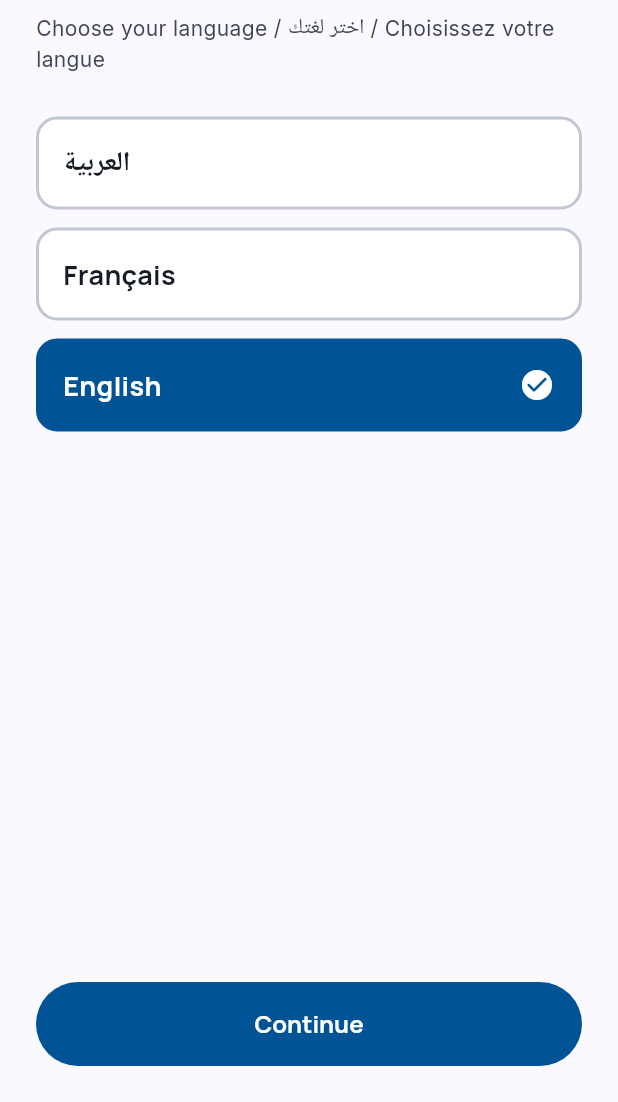
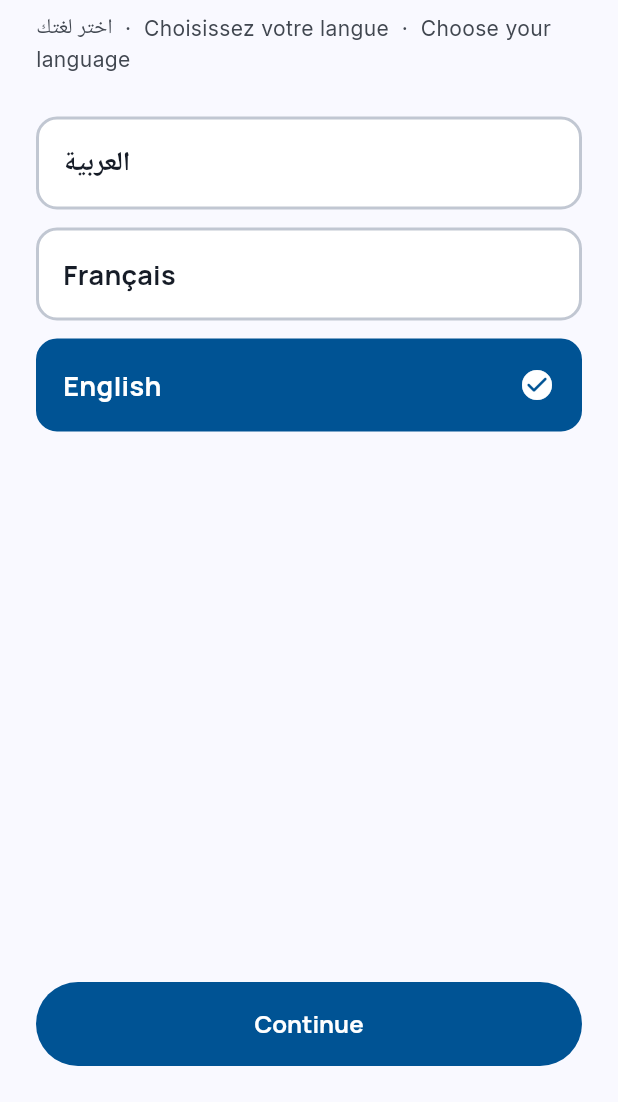
Before and after one commit to Nourzm/SafeWear, a Flutter app: the screen it shows after launch, after a tap on "Français", after a tap on "English", on a phone screen of 412 x 824 dp, the part 134-1236 px from its top. Run offline on Flutter 3.47's test engine with Material 3 defaults, Android fonts, the phone set to English and light mode, and no system bars; our stand-ins replace cloud_firestore, cloud_functions, connectivity_plus, firebase_core, firebase_storage, flutter_riverpod and 4 more; missing offline and left inert: record; accounts and stored records are empty.

Commit message:
Fix reported issues: overflows, localization, app icon, onboarding map
- Fix chip-row overflows in Alerts hub and Device hero (Wrap instead of Row)
- Real AR/FR/EN localization with instant RTL switch; selecting Arabic in
  onboarding now translates the whole flow, and a language switcher was
  added under Profile > Language
- Custom SafeWear launcher icon (shield + check) for Android and iOS,
  generated via flutter_launcher_icons with adaptive icon support
- Replace onboarding "map coming soon" placeholder with painted map preview

Co-Authored-By: Claude Fable 5 <noreply@anthropic.com>

```diff
--- a/lib/features/auth/onboarding_flow.dart
+++ b/lib/features/auth/onboarding_flow.dart
@@ -1,8 +1,10 @@
+import 'dart:math' as math;
 import 'package:flutter/material.dart';
 import 'package:flutter_riverpod/flutter_riverpod.dart';
 import 'package:go_router/go_router.dart';
 import 'package:google_fonts/google_fonts.dart';
 import '../../app/app_state.dart';
+import '../../app/i18n.dart';
 import '../../app/theme.dart';
 import '../../shared/models/user_model.dart';
 
@@ -57,7 +59,12 @@ class _OnboardingFlowState extends ConsumerState<OnboardingFlow> {
 
   @override
   Widget build(BuildContext context) {
-    return Scaffold(
+    // Apply the chosen language (and RTL for Arabic) immediately, so the
+    // very first selection visibly switches the whole flow.
+    currentLang = _language;
+    return Directionality(
+      textDirection: isRtl(_language) ? TextDirection.rtl : TextDirection.ltr,
+      child: Scaffold(
       backgroundColor: SW.surface,
       body: Column(
         children: [
@@ -92,6 +99,7 @@ class _OnboardingFlowState extends ConsumerState<OnboardingFlow> {
             ),
           ),
         ],
+      ),
       ),
     );
   }
@@ -140,8 +148,8 @@ class _LanguageStep extends StatelessWidget {
   @override
   Widget build(BuildContext context) {
     return _StepWrapper(
-      title: 'Welcome to SafeWear',
-      subtitle: 'Choose your language / اختر لغتك / Choisissez votre langue',
+      title: t('welcome'),
+      subtitle: 'اختر لغتك  ·  Choisissez votre langue  ·  Choose your language',
       child: Column(
         children: [
           _LangOption(
@@ -165,7 +173,7 @@ class _LanguageStep extends StatelessWidget {
             onTap: () => onSelect('en'),
           ),
           const Spacer(),
-          _NextButton(onTap: onNext, label: 'Continue'),
+          _NextButton(onTap: onNext, label: t('continue_')),
         ],
       ),
     );
@@ -233,15 +241,15 @@ class _ProfileStep extends StatelessWidget {
   @override
   Widget build(BuildContext context) {
     return _StepWrapper(
-      title: 'Your Profile',
-      subtitle: 'Your name and phone number will be shared with contacts during alerts.',
+      title: t('yourProfile'),
+      subtitle: t('profileSub'),
       child: Column(
         children: [
           TextField(
             controller: nameController,
-            decoration: const InputDecoration(
-              labelText: 'Full Name',
-              prefixIcon: Icon(Icons.person_outline),
+            decoration: InputDecoration(
+              labelText: t('fullName'),
+              prefixIcon: const Icon(Icons.person_outline),
             ),
             textCapitalization: TextCapitalization.words,
           ),
@@ -249,14 +257,14 @@ class _ProfileStep extends StatelessWidget {
           TextField(
             controller: phoneController,
             keyboardType: TextInputType.phone,
-            decoration: const InputDecoration(
-              labelText: 'Phone Number',
+            decoration: InputDecoration(
+              labelText: t('phoneNumber'),
               hintText: '+213 xxx xxx xxx',
-              prefixIcon: Icon(Icons.phone_outlined),
+              prefixIcon: const Icon(Icons.phone_outlined),
             ),
           ),
           const Spacer(),
-          _NextButton(onTap: onNext, label: 'Continue'),
+          _NextButton(onTap: onNext, label: t('continue_')),
         ],
       ),
     );
@@ -300,8 +308,8 @@ class _ContactsStepState extends State<_ContactsStep> {
   @override
   Widget build(BuildContext context) {
     return _StepWrapper(
-      title: 'Trusted Contacts',
-      subtitle: 'Up to 5 people who will be alerted instantly in an emergency.',
+      title: t('trustedContacts'),
+      subtitle: t('contactsSub'),
       child: Column(
         crossAxisAlignment: CrossAxisAlignment.start,
         children: [
@@ -347,13 +355,13 @@ class _ContactsStepState extends State<_ContactsStep> {
             OutlinedButton.icon(
               onPressed: _add,
               icon: const Icon(Icons.add),
-              label: const Text('Add Contact'),
+              label: Text(t('addContact')),
             ),
           ],
           const Spacer(),
           _NextButton(
             onTap: widget.onNext,
-            label: widget.contacts.isEmpty ? 'Skip for now' : 'Continue',
+            label: widget.contacts.isEmpty ? t('skipForNow') : t('continue_'),
           ),
         ],
       ),
@@ -375,9 +383,8 @@ class _EmergencyModeStep extends StatelessWidget {
   @override
   Widget build(BuildContext context) {
     return _StepWrapper(
-      title: 'Silent Alert Mode',
-      subtitle:
-          'When you cannot speak or act, which response should fire automatically?',
+      title: t('silentAlertMode'),
+      subtitle: t('silentModeSub'),
       child: Column(
         children: [
           _ModeOption(
@@ -405,7 +412,7 @@ class _EmergencyModeStep extends StatelessWidget {
             onTap: () => onSelect(EmergencyMode.saveMe),
           ),
           const Spacer(),
-          _NextButton(onTap: onNext, label: 'Confirm & Continue'),
+          _NextButton(onTap: onNext, label: t('confirmContinue')),
         ],
       ),
     );
@@ -484,42 +491,93 @@ class _SafeZonesStep extends StatelessWidget {
   @override
   Widget build(BuildContext context) {
     return _StepWrapper(
-      title: 'Safe Zones',
-      subtitle: 'Set locations (home, school, work) where you are expected to be safe.',
+      title: t('safeZones'),
+      subtitle: t('safeZonesSub'),
       child: Column(
         children: [
           Container(
             height: 200,
             decoration: BoxDecoration(
-              color: Colors.grey.shade100,
               borderRadius: BorderRadius.circular(16),
+              border: Border.all(color: SW.outlineVariant),
             ),
-            child: const Center(
-              child: Column(
-                mainAxisAlignment: MainAxisAlignment.center,
-                children: [
-                  Icon(Icons.map_outlined, size: 48, color: Colors.grey),
-                  SizedBox(height: 8),
-                  Text(
-                    'Map integration coming in full version',
-                    style: TextStyle(color: Colors.grey),
-                  ),
-                ],
-              ),
+            clipBehavior: Clip.antiAlias,
+            child: const CustomPaint(
+              painter: _OnboardingMapPainter(),
+              child: SizedBox.expand(),
             ),
           ),
           const SizedBox(height: 16),
-          const Text(
-            'You can set safe zones later in Settings → Safe Zones.',
-            style: TextStyle(color: Colors.grey, fontSize: 13),
+          Text(
+            'Your current neighborhood is shown above. Add zones like home, '
+            'school, or work anytime from Profile → Safe Zones.',
+            style: GoogleFonts.inter(
+                color: SW.onSurfaceVariant, fontSize: 13, height: 1.5),
             textAlign: TextAlign.center,
           ),
           const Spacer(),
-          _NextButton(onTap: onNext, label: 'Get Started'),
+          _NextButton(onTap: onNext, label: t('getStarted')),
         ],
       ),
     );
   }
+}
+
+class _OnboardingMapPainter extends CustomPainter {
+  const _OnboardingMapPainter();
+
+  @override
+  void paint(Canvas canvas, Size size) {
+    canvas.drawRect(
+        Offset.zero & size, Paint()..color = const Color(0xFFEAEFF7));
+
+    final rng = math.Random(11);
+    final blockPaint = Paint()..color = const Color(0xFFDDE4F0);
+    for (int i = 0; i < 30; i++) {
+      canvas.drawRRect(
+        RRect.fromRectAndRadius(
+          Rect.fromLTWH(
+            rng.nextDouble() * size.width,
+            rng.nextDouble() * size.height,
+            16 + rng.nextDouble() * 32,
+            12 + rng.nextDouble() * 24,
+          ),
+          const Radius.circular(3),
+        ),
+        blockPaint,
+      );
+    }
+
+    final roadPaint = Paint()
+      ..color = Colors.white
+      ..strokeWidth = 4
+      ..style = PaintingStyle.stroke;
+    canvas.drawLine(Offset(0, size.height * 0.55),
+        Offset(size.width, size.height * 0.40), roadPaint);
+    canvas.drawLine(Offset(size.width * 0.45, 0),
+        Offset(size.width * 0.55, size.height), roadPaint);
+
+    // Proposed home zone
+    final zone = Offset(size.width * 0.5, size.height * 0.5);
+    canvas.drawCircle(
+        zone, 52, Paint()..color = SW.secondary.withValues(alpha: 0.15));
+    canvas.drawCircle(
+      zone,
+      52,
+      Paint()
+        ..color = SW.secondary
+        ..style = PaintingStyle.stroke
+        ..strokeWidth = 2,
+    );
+    canvas.drawCircle(zone, 8, Paint()..color = SW.secondary);
+
+    // User dot
+    canvas.drawCircle(
+        zone, 16, Paint()..color = SW.primary.withValues(alpha: 0.2));
+  }
+
+  @override
+  bool shouldRepaint(covariant CustomPainter oldDelegate) => false;
 }
 
 // Shared wrapper for each step
--- a/lib/main.dart
+++ b/lib/main.dart
@@ -2,6 +2,8 @@ import 'package:flutter/material.dart';
 import 'package:flutter_riverpod/flutter_riverpod.dart';
 import 'package:firebase_core/firebase_core.dart';
 import 'firebase_options.dart';
+import 'app/app_state.dart';
+import 'app/i18n.dart';
 import 'app/theme.dart';
 import 'app/router.dart';
 
@@ -16,16 +18,24 @@ void main() async {
   runApp(const ProviderScope(child: SafeWearApp()));
 }
 
-class SafeWearApp extends StatelessWidget {
+class SafeWearApp extends ConsumerWidget {
   const SafeWearApp({super.key});
 
   @override
-  Widget build(BuildContext context) {
+  Widget build(BuildContext context, WidgetRef ref) {
+    final user = ref.watch(appStateProvider);
+    if (user != null) currentLang = user.language;
+
     return MaterialApp.router(
       title: 'SafeWear',
       theme: buildSafeWearTheme(),
       routerConfig: router,
       debugShowCheckedModeBanner: false,
+      builder: (context, child) => Directionality(
+        textDirection:
+            isRtl(currentLang) ? TextDirection.rtl : TextDirection.ltr,
+        child: child ?? const SizedBox.shrink(),
+      ),
     );
   }
 }
```
Also changed, not shown: lib/app/i18n.dart (added, +302 -0 lines), lib/features/dashboard/dashboard_screen.dart (+134 -77 lines), lib/features/emergency/emergency_screen.dart (+17 -14 lines), pubspec.yaml (+9 -0 lines), assets/icons/app_icon.png (added), assets/icons/app_icon_foreground.png (added), pubspec.lock, 37 other files.
